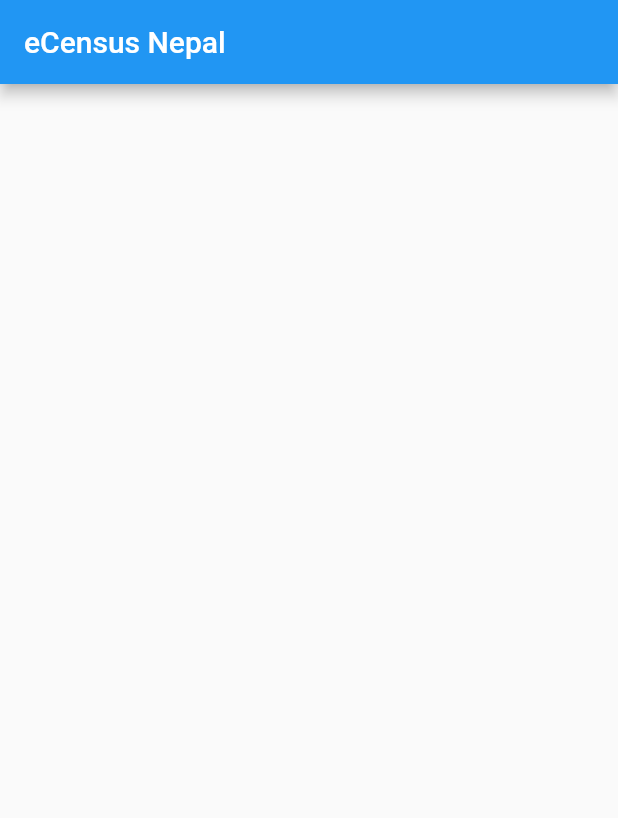
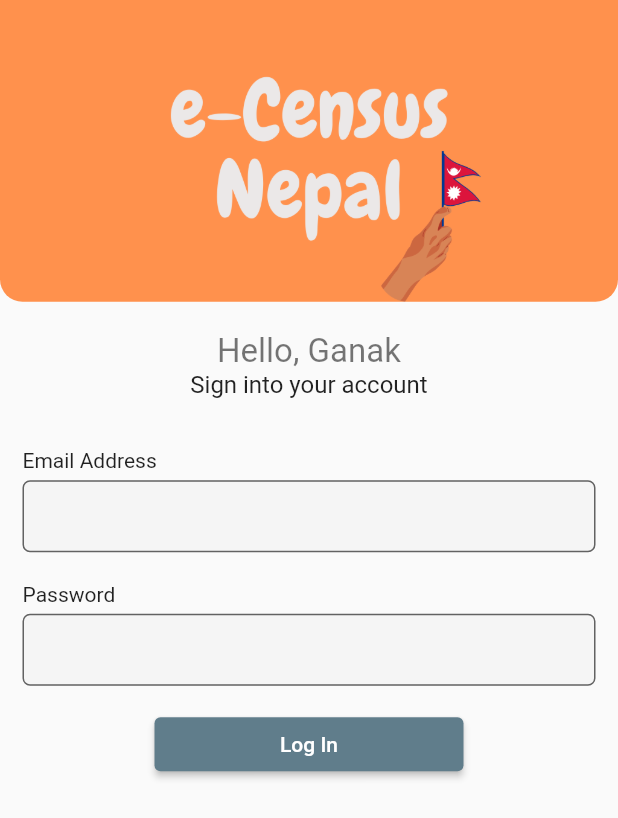
Before and after one commit to dnesbala/eCensus-Nepal, a Flutter app: the screen it shows after launch, on a phone screen of 412 x 824 dp. Shown: the top 818 px of the screen. Run offline on Flutter 3.47's test engine with Material 2 defaults, Android fonts, the phone set to English and light mode, and no system bars.

Commit message:
Added ganak login page

```diff
--- a/lib/main.dart
+++ b/lib/main.dart
@@ -1,4 +1,4 @@
-import 'package:ecensus_nepal/screens/home_screen.dart';
+import 'package:ecensus_nepal/screens/login_screen.dart';
 import 'package:flutter/material.dart';
 
 void main() {
@@ -9,11 +9,12 @@
   @override
   Widget build(BuildContext context) {
     return MaterialApp(
+      debugShowCheckedModeBanner: false,
       title: 'Flutter Demo',
       theme: ThemeData(
-        primarySwatch: Colors.blue,
+        primarySwatch: Colors.blueGrey,
       ),
-      home: HomeScreen(),
+      home: LoginScreen(),
     );
   }
 }
--- /dev/null
+++ b/lib/screens/login_screen.dart
@@ -0,0 +1,136 @@
+import 'package:flutter/material.dart';
+
+class LoginScreen extends StatefulWidget {
+  const LoginScreen({Key? key}) : super(key: key);
+
+  @override
+  _LoginScreenState createState() => _LoginScreenState();
+}
+
+class _LoginScreenState extends State<LoginScreen> {
+  final _formKey = GlobalKey<FormState>();
+  TextEditingController _emailController = TextEditingController();
+  TextEditingController _passwordController = TextEditingController();
+
+  @override
+  Widget build(BuildContext context) {
+    return Scaffold(
+      body: SingleChildScrollView(
+        child: Column(
+          mainAxisAlignment: MainAxisAlignment.center,
+          children: [
+            Column(
+              children: [
+                ClipRRect(
+                  borderRadius: BorderRadius.only(
+                    bottomLeft: Radius.circular(15),
+                    bottomRight: Radius.circular(15),
+                  ),
+                  child: Image.asset(
+                    'assets/images/eCensusNepal.png',
+                    fit: BoxFit.cover,
+                  ),
+                ),
+                SizedBox(height: 20),
+                Text(
+                  'Hello, Ganak',
+                  style: TextStyle(
+                    fontSize: 22,
+                    color: Colors.black54,
+                  ),
+                ),
+                Text(
+                  'Sign into your account',
+                  style: TextStyle(fontSize: 16),
+                ),
+              ],
+            ),
+            SizedBox(height: MediaQuery.of(context).size.height * .04),
+            Padding(
+              padding: const EdgeInsets.symmetric(horizontal: 15),
+              child: Form(
+                key: _formKey,
+                child: Column(
+                  children: [
+                    Align(
+                      alignment: Alignment.centerLeft,
+                      child: Text('Email Address'),
+                    ),
+                    SizedBox(height: 5),
+                    TextFormField(
+                        controller: _emailController,
+                        decoration: InputDecoration(
+                          border: OutlineInputBorder(
+                            borderSide: BorderSide(
+                                color: Colors.grey.shade100, width: 1),
+                            borderRadius: BorderRadius.circular(5),
+                          ),
+                          filled: true,
+                          fillColor: Colors.grey.shade100,
+                          contentPadding: EdgeInsets.all(10),
+                        ),
+                        keyboardType: TextInputType.emailAddress,
+                        textInputAction: TextInputAction.next,
+                        validator: (String? email) {
+                          Pattern pattern =
+                              r'^(([^<>()[\]\\.,;:\s@\"]+(\.[^<>()[\]\\.,;:\s@\"]+)*)|(\".+\"))@((\[[0-9]{1,3}\.[0-9]{1,3}\.[0-9]{1,3}\.[0-9]{1,3}\])|(([a-zA-Z\-0-9]+\.)+[a-zA-Z]{2,}))$';
+                          RegExp emailRegExp = new RegExp(pattern.toString());
+
+                          if (email!.isEmpty) return "Email cannot be empty";
+                          if (!emailRegExp.hasMatch(email))
+                            return "Enter a valid email";
+                          return null;
+                        }),
+                    SizedBox(height: 20),
+                    Align(
+                      alignment: Alignment.centerLeft,
+                      child: Text('Password'),
+                    ),
+                    SizedBox(height: 5),
+                    TextFormField(
+                      controller: _passwordController,
+                      decoration: InputDecoration(
+                        border: OutlineInputBorder(
+                          borderSide:
+                              BorderSide(color: Colors.grey.shade100, width: 1),
+                          borderRadius: BorderRadius.circular(5),
+                        ),
+                        filled: true,
+                        fillColor: Colors.grey.shade100,
+                        contentPadding: EdgeInsets.all(10),
+                      ),
+                      obscureText: true,
+                      validator: (String? password) {
+                        if (password!.isEmpty)
+                          return "Password cannot be empty";
+                        if (password.length < 8)
+                          return "Password should be greater than 8 characters";
+                        return null;
+                      },
+                    ),
+                  ],
+                ),
+              ),
+            ),
+            SizedBox(height: 15),
+            ElevatedButton(
+              onPressed: _login,
+              child: Text('Log In'),
+              style: ElevatedButton.styleFrom(
+                fixedSize:
+                    Size.fromWidth(MediaQuery.of(context).size.width / 2),
+              ),
+            ),
+          ],
+        ),
+      ),
+    );
+  }
+
+  void _login() {
+    if (_formKey.currentState!.validate()) {
+      print(_emailController.text);
+      print(_passwordController.text);
+    }
+  }
+}
--- a/pubspec.yaml
+++ b/pubspec.yaml
@@ -45,8 +45,8 @@
   uses-material-design: true
 
   # To add assets to your application, add an assets section, like this:
-  # assets:
-  #   - images/a_dot_burr.jpeg
+  assets:
+    - assets/images/
   #   - images/a_dot_ham.jpeg
 
   # An image asset can refer to one or more resolution-specific "variants", see
```
Also changed, not shown: assets/images/eCensusNepal.png (added).
